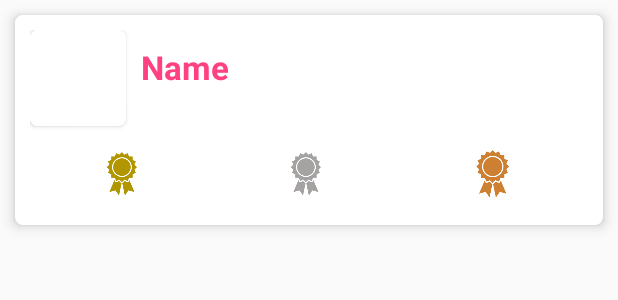
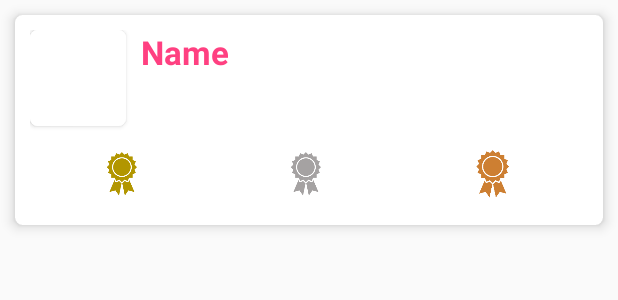
Before and after one commit to bharv410/StackOverflowProj, an Android app: the layout user_list_item.xml on its own in the app's theme, with its tools: preview values and no code run, on a phone screen of 412 x 824 dp. Shown: the top 300 px of the screen. Run offline under Robolectric (Android 15) with nearby library versions, the phone set to English and light mode, and no system bars.

Commit message:
Perfected margins

```diff
--- a/app/src/main/res/layout/user_list_item.xml
+++ b/app/src/main/res/layout/user_list_item.xml
@@ -38,13 +38,13 @@
             android:id="@+id/nameTxt"
             android:layout_width="wrap_content"
             android:layout_height="wrap_content"
-            android:layout_margin="@dimen/regular_item_margin"
             android:gravity="center"
             android:text="Name"
+            android:layout_marginLeft="@dimen/regular_item_margin"
             android:textAppearance="?android:attr/textAppearanceLarge"
             android:textColor="@color/colorAccent"
             android:textStyle="bold"
-            app:layout_constraintStart_toEndOf="@+id/userListItemGravatarCardView"
+            app:layout_constraintStart_toEndOf="@id/userListItemGravatarCardView"
             app:layout_constraintTop_toTopOf="parent" />
 
         <android.support.constraint.Guideline
@@ -68,7 +68,7 @@
             android:layout_marginBottom="8dp"
             android:layout_marginEnd="8dp"
             android:layout_marginStart="8dp"
-            android:textSize="16sp"
+            android:textSize="17sp"
             android:drawableStart="@drawable/gold_badge_icon"
             app:layout_constraintBottom_toBottomOf="parent"
             app:layout_constraintEnd_toStartOf="@+id/firstThirdGuideline"
@@ -81,7 +81,7 @@
             android:layout_marginBottom="8dp"
             android:layout_marginEnd="8dp"
             android:layout_marginStart="8dp"
-            android:textSize="16sp"
+            android:textSize="17sp"
             android:drawableStart="@drawable/silver_badge_icon"
             app:layout_constraintBottom_toBottomOf="parent"
             app:layout_constraintEnd_toStartOf="@+id/secondThirdGuideline"
@@ -94,7 +94,7 @@
             android:layout_marginBottom="8dp"
             android:layout_marginEnd="8dp"
             android:layout_marginStart="8dp"
-            android:textSize="16sp"
+            android:textSize="17sp"
             android:drawableStart="@drawable/bronze_badge_icon"
             app:layout_constraintBottom_toBottomOf="parent"
             app:layout_constraintEnd_toEndOf="parent"
```
